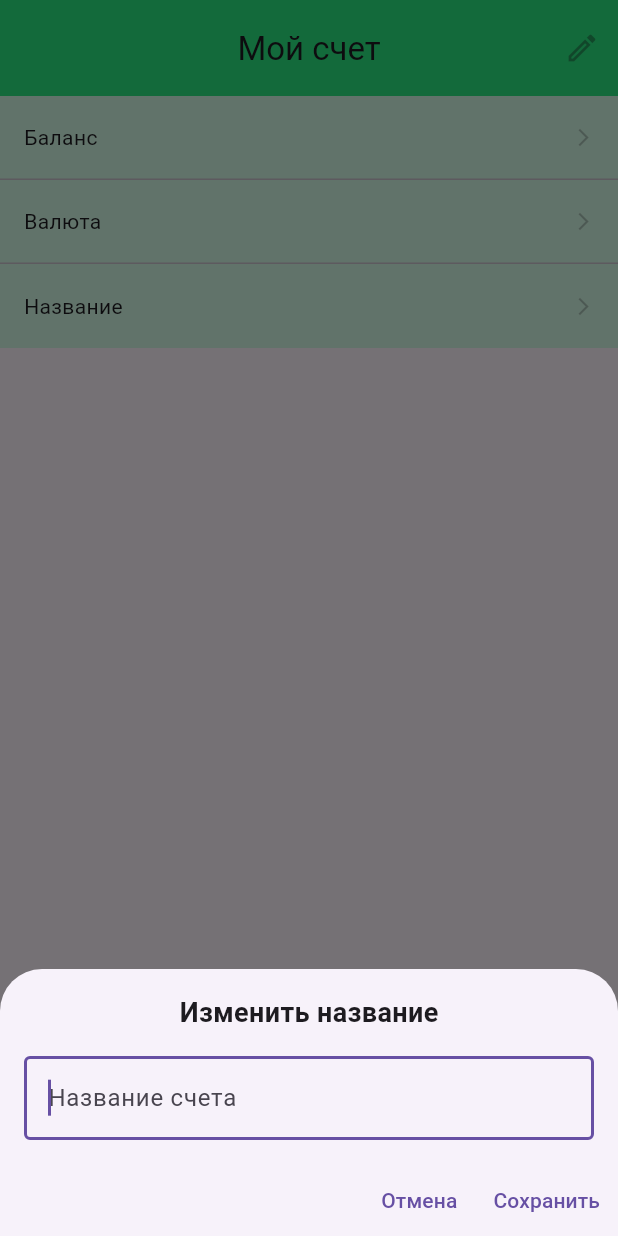
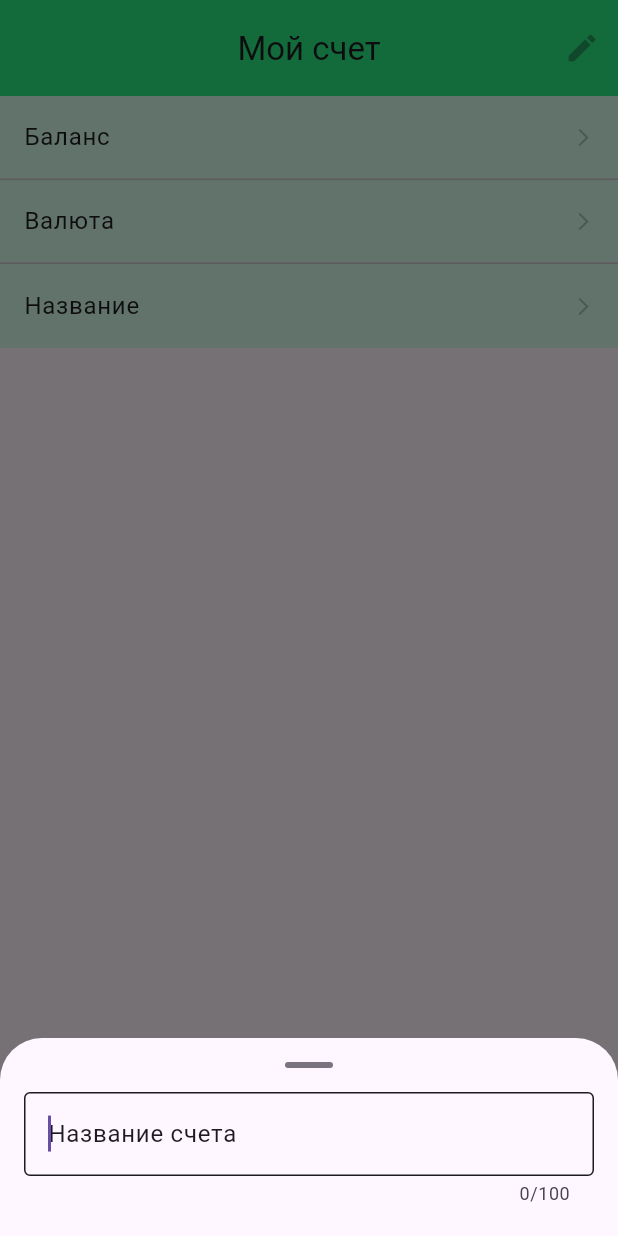
Before and after one commit to eln02/yandex_school_homework, a Flutter app: the _AccountSuccessScreen screen opened directly with empty values, after a tap on "Название", on a phone screen of 412 x 824 dp. Run offline on Flutter 3.47's test engine with Material 3 defaults, Android fonts, the phone set to English and light mode, and no system bars; our stand-ins replace dio, envied, equatable, flutter_bloc, flutter_svg, freezed_annotation and 5 more; missing offline and left inert: fuzzy, talker_dio_logger; accounts and stored records are empty; generated files the repository leaves out were written again; statements that could not run were skipped.

Commit message:
дизайн + дока

```diff
--- a/lib/app/theme/app_colors_scheme.dart
+++ b/lib/app/theme/app_colors_scheme.dart
@@ -36,4 +36,7 @@ extension AppColorsScheme on ColorScheme {
 
   Color get surfaceContainer =>
       _isLight ? const Color(0xFFECE6F0) : const Color(0xFFECE6F0);
+
+  Color get modalLine =>
+      _isLight ? const Color(0xFF79747E) : const Color(0xFF79747E);
 }
--- /dev/null
+++ b/lib/features/accounts/presentation/components/name_edit_bottom_sheet.dart
@@ -0,0 +1,60 @@
+import 'package:flutter/material.dart';
+import 'package:yandex_school_homework/app/app_context_ext.dart';
+import 'package:yandex_school_homework/app/theme/app_colors_scheme.dart';
+import 'package:yandex_school_homework/app/theme/texts_extension.dart';
+import 'package:yandex_school_homework/features/accounts/domain/entity/account_entity.dart';
+
+void showNameEditBottomSheet(BuildContext context, AccountEntity account) {
+  final controller = TextEditingController(text: account.name);
+
+  final inputBorder = OutlineInputBorder(
+    borderSide: BorderSide(color: context.colors.onSurfaceText),
+  );
+
+  showModalBottomSheet(
+    context: context,
+    isScrollControlled: true,
+    backgroundColor: context.colors.mainBackground,
+    builder: (context) {
+      return Padding(
+        padding: const EdgeInsets.symmetric(
+          horizontal: 16,
+        ).copyWith(bottom: 20),
+        child: Column(
+          mainAxisSize: MainAxisSize.min,
+          children: [
+            const SizedBox(height: 16),
+            Container(
+              width: 32,
+              height: 4,
+              decoration: BoxDecoration(
+                color: context.colors.modalLine,
+                borderRadius: BorderRadius.circular(32),
+              ),
+            ),
+            const SizedBox(height: 16),
+            TextField(
+              controller: controller,
+              style: context.texts.bodyLarge_.copyWith(
+                color: context.colors.onSurfaceText,
+              ),
+              maxLength: 100,
+              decoration: InputDecoration(
+                hintText: 'Название счета',
+                hintStyle: context.texts.bodyLarge_.copyWith(
+                  color: context.colors.onSurfaceText,
+                ),
+                border: inputBorder,
+                enabledBorder: inputBorder,
+                focusedBorder: inputBorder,
+                errorBorder: inputBorder,
+                focusedErrorBorder: inputBorder,
+              ),
+              autofocus: true,
+            ),
+          ],
+        ),
+      );
+    },
+  );
+}
--- a/lib/features/accounts/presentation/screens/account_screen.dart
+++ b/lib/features/accounts/presentation/screens/account_screen.dart
@@ -6,14 +6,18 @@ import 'package:flutter_bloc/flutter_bloc.dart';
 import 'package:sensors_plus/sensors_plus.dart';
 import 'package:yandex_school_homework/app/app_context_ext.dart';
 import 'package:yandex_school_homework/app/theme/app_colors_scheme.dart';
+import 'package:yandex_school_homework/app/theme/texts_extension.dart';
 import 'package:yandex_school_homework/features/accounts/domain/entity/account_entity.dart';
 import 'package:yandex_school_homework/features/accounts/domain/state/account_cubit.dart';
 import 'package:yandex_school_homework/features/accounts/domain/state/account_state.dart';
+import 'package:yandex_school_homework/features/accounts/presentation/components/currency_bottom_sheet.dart';
+import 'package:yandex_school_homework/features/accounts/presentation/components/name_edit_bottom_sheet.dart';
 import 'package:yandex_school_homework/features/accounts/presentation/components/shimmer_text.dart';
 import 'package:yandex_school_homework/features/common/ui/app_error_screen.dart';
 import 'package:yandex_school_homework/features/common/ui/custom_app_bar.dart';
 import 'package:yandex_school_homework/features/common/ui/parametres_bar_wrapper.dart';
 
+/// Экран счета
 class AccountScreen extends StatelessWidget {
   const AccountScreen({super.key});
 
@@ -36,6 +40,7 @@ class AccountScreen extends StatelessWidget {
   }
 }
 
+/// Экран счета после успешной загрузки
 class _AccountSuccessScreen extends StatefulWidget {
   const _AccountSuccessScreen({required this.account});
 
@@ -67,6 +72,7 @@ class _AccountSuccessScreenState extends State<_AccountSuccessScreen>
     _accelerometerSub = accelerometerEventStream().listen(_handleAccelerometer);
   }
 
+  /// Метод определения поворота экрана и тряски
   void _handleAccelerometer(AccelerometerEvent event) {
     final now = DateTime.now();
 
@@ -95,6 +101,7 @@ class _AccountSuccessScreenState extends State<_AccountSuccessScreen>
     }
   }
 
+  /// Метод переключения видисости баланса
   void _toggleBalanceVisibility() {
     setState(() => _isBalanceHidden = !_isBalanceHidden);
   }
@@ -111,13 +118,13 @@ class _AccountSuccessScreenState extends State<_AccountSuccessScreen>
     final balanceText = '${account.balance} ${account.currency}';
     final balanceTextWidget = Text(
       balanceText,
-      style: const TextStyle(fontSize: 18),
+      style: context.texts.bodyLarge_,
     );
 
     return Scaffold(
       appBar: const CustomAppBar(
         title: 'Мой счет',
-        icon: Icon(Icons.edit_outlined),
+        icon: Icon(Icons.edit_rounded),
       ),
       body: RefreshIndicator(
         onRefresh: () => context.read<AccountCubit>().fetchAccount(),
@@ -125,7 +132,7 @@ class _AccountSuccessScreenState extends State<_AccountSuccessScreen>
           children: [
             ParametersBarWrapper(
               children: [
-                const Text('Баланс'),
+                Text('Баланс', style: context.texts.bodyLarge_),
                 Row(
                   spacing: 22,
                   children: [
@@ -150,13 +157,13 @@ class _AccountSuccessScreenState extends State<_AccountSuccessScreen>
               ],
             ),
             ParametersBarWrapper(
-              onTap: () => _showCurrencyBottomSheet(context, account),
+              onTap: () => showCurrencyBottomSheet(context, account),
               children: [
-                const Text('Валюта'),
+                Text('Валюта', style: context.texts.bodyLarge_),
                 Row(
                   spacing: 22,
                   children: [
-                    Text(account.currency),
+                    Text(account.currency, style: context.texts.bodyLarge_),
                     Icon(
                       Icons.arrow_forward_ios,
                       size: 14,
@@ -167,14 +174,14 @@ class _AccountSuccessScreenState extends State<_AccountSuccessScreen>
               ],
             ),
             ParametersBarWrapper(
-              onTap: () => _showNameEditBottomSheet(context, account),
+              onTap: () => showNameEditBottomSheet(context, account),
               isLast: true,
               children: [
-                const Text('Название'),
+                Text('Название', style: context.texts.bodyLarge_),
                 Row(
                   spacing: 22,
                   children: [
-                    Text(account.name),
+                    Text(account.name, style: context.texts.bodyLarge_),
                     Icon(
                       Icons.arrow_forward_ios,
                       size: 14,
@@ -190,106 +197,3 @@ class _AccountSuccessScreenState extends State<_AccountSuccessScreen>
     );
   }
 }
-
-enum Currency {
-  rub('RUB', 'Рубль'),
-  usd('USD', 'Доллар'),
-  eur('EUR', 'Евро');
-
-  final String code;
-  final String name;
-
-  const Currency(this.code, this.name);
-}
-
-void _showCurrencyBottomSheet(BuildContext context, AccountEntity account) {
-  showModalBottomSheet(
-    context: context,
-    builder: (context) {
-      return SafeArea(
-        child: Column(
-          mainAxisSize: MainAxisSize.min,
-          children: [
-            const SizedBox(height: 16),
-            const Text(
-              'Выберите валюту',
-              style: TextStyle(fontSize: 18, fontWeight: FontWeight.bold),
-            ),
-            const SizedBox(height: 16),
-            ...Currency.values.map((currency) {
-              return ListTile(
-                title: Text(currency.name),
-                trailing: account.currency == currency.code
-                    ? Icon(Icons.check, color: Theme.of(context).primaryColor)
-                    : null,
-                onTap: () {
-                  Navigator.pop(context);
-                  context.read<AccountCubit>().updateAccount(
-                    currency: currency.code,
-                  );
-                },
-              );
-            }),
-            const SizedBox(height: 16),
-          ],
-        ),
-      );
-    },
-  );
-}
-
-void _showNameEditBottomSheet(BuildContext context, AccountEntity account) {
-  final controller = TextEditingController(text: account.name);
-
-  showModalBottomSheet(
-    context: context,
-    isScrollControlled: true,
-    builder: (context) {
-      return Padding(
-        padding: EdgeInsets.only(
-          bottom: MediaQuery.of(context).viewInsets.bottom,
-        ),
-        child: Column(
-          mainAxisSize: MainAxisSize.min,
-          children: [
-            const SizedBox(height: 16),
-            const Text(
-              'Изменить название',
-              style: TextStyle(fontSize: 18, fontWeight: FontWeight.bold),
-            ),
-            Padding(
-              padding: const EdgeInsets.all(16),
-              child: TextField(
-                controller: controller,
-                decoration: const InputDecoration(
-                  hintText: 'Название счета',
-                  border: OutlineInputBorder(),
-                ),
-                autofocus: true,
-              ),
-            ),
-            Row(
-              mainAxisAlignment: MainAxisAlignment.end,
-              children: [
-                TextButton(
-                  onPressed: () => Navigator.pop(context),
-                  child: const Text('Отмена'),
-                ),
-                TextButton(
-                  onPressed: () {
-                    final newName = controller.text.trim();
-                    if (newName.isNotEmpty && newName != account.name) {
-                      Navigator.pop(context);
-                      context.read<AccountCubit>().updateAccount(name: newName);
-                    }
-                  },
-                  child: const Text('Сохранить'),
-                ),
-              ],
-            ),
-          ],
-        ),
-      );
-    },
-  );
-}
--- a/lib/features/categories/presentation/screens/categories_screen.dart
+++ b/lib/features/categories/presentation/screens/categories_screen.dart
@@ -2,6 +2,7 @@ import 'package:flutter/material.dart';
 import 'package:flutter_bloc/flutter_bloc.dart';
 import 'package:go_router/go_router.dart';
 import 'package:yandex_school_homework/app/app_context_ext.dart';
+import 'package:yandex_school_homework/app/theme/texts_extension.dart';
 import 'package:yandex_school_homework/features/categories/domain/entity/category_entity.dart';
 import 'package:yandex_school_homework/features/categories/domain/state/categories_cubit.dart';
 import 'package:yandex_school_homework/features/categories/domain/state/categories_state.dart';
@@ -74,7 +75,10 @@ class _CategoriesSuccessScreen extends StatelessWidget {
           ParametersBarWrapper(
             color: context.colors.surfaceContainer,
             onTap: () => context.pushNamed(AppRouter.searchCategories),
-            children: const [Text('Найти статью'), Icon(Icons.search)],
+            children: [
+              Text('Найти статью', style: context.texts.bodyLarge_),
+              const Icon(Icons.search),
+            ],
           ),
         ],
       ),
--- a/lib/features/transactions/domain/state/sorting_enum.dart
+++ b/lib/features/transactions/domain/state/sorting_enum.dart
@@ -1,6 +1,5 @@
 /// Перечесление вариантов сортировок
 enum SortingType {
-  none,
   dateNewestFirst,
   dateOldestFirst,
   amountHighToLow,
@@ -15,7 +14,6 @@ extension SortingTypeExtension on SortingType {
       SortingType.dateOldestFirst => 'По дате (сначала старые)',
       SortingType.amountHighToLow => 'По сумме (по убыванию)',
       SortingType.amountLowToHigh => 'По сумме (по возрастанию)',
-      SortingType.none => 'Без сортировки',
     };
   }
 }
--- /dev/null
+++ b/lib/features/transactions/domain/state/transaction_operation/transaction_operation_state.dart
@@ -0,0 +1,45 @@
+import 'package:equatable/equatable.dart';
+import 'package:yandex_school_homework/features/transactions/domain/entity/transaction_response_entity.dart';
+
+/// Состояние транзакции
+sealed class TransactionOperationState extends Equatable {
+  const TransactionOperationState();
+
+  @override
+  List<Object?> get props => [];
+}
+
+/// Начальное состояние транзакции
+class TransactionOperationInitialState extends TransactionOperationState {
+  const TransactionOperationInitialState();
+}
+
+/// Состояние загрузки отправки транзакции
+class TransactionOperationLoadingState extends TransactionOperationState {
+  const TransactionOperationLoadingState();
+}
+
+/// Состояние после успешной отправки транзакции
+class TransactionOperationSuccessState extends TransactionOperationState {
+  final TransactionResponseEntity transaction;
+
+  /// транзакция
+  const TransactionOperationSuccessState({required this.transaction});
+
+  @override
+  List<Object?> get props => [transaction];
+}
+
+/// Состояние ошибки отправки транзакции
+class TransactionOperationFailure extends TransactionOperationState {
+  final dynamic error;
+  final StackTrace stackTrace;
+
+  const TransactionOperationFailure({
+    required this.error,
+    required this.stackTrace,
+  });
+
+  @override
+  List<Object?> get props => [error, stackTrace];
+}
--- a/lib/features/transactions/domain/state/transaction_operation/transacton_operation_cubit.dart
+++ b/lib/features/transactions/domain/state/transaction_operation/transacton_operation_cubit.dart
@@ -1,53 +1,24 @@
 import 'package:flutter_bloc/flutter_bloc.dart';
 import 'package:yandex_school_homework/features/transactions/domain/entity/transaction_request_entity.dart';
-import 'package:yandex_school_homework/features/transactions/domain/entity/transaction_response_entity.dart';
 import 'package:yandex_school_homework/features/transactions/domain/repository/i_transactions_repository.dart';
+import 'package:yandex_school_homework/features/transactions/domain/state/transaction_operation/transaction_operation_state.dart';
 
+/// Кубит для создания транзакции
 class TransactionOperationCubit extends Cubit<TransactionOperationState> {
   final ITransactionsRepository repository;
 
   TransactionOperationCubit(this.repository)
-    : super(const TransactionOperationInitial());
+    : super(const TransactionOperationInitialState());
 
+  /// Метод создания ттранзакции
   Future<void> createTransaction(TransactionRequestEntity request) async {
-    emit(const TransactionOperationInProgress());
+    emit(const TransactionOperationLoadingState());
 
     try {
       final newTransaction = await repository.createTransaction(request);
-      emit(TransactionOperationSuccess(transaction: newTransaction));
+      emit(TransactionOperationSuccessState(transaction: newTransaction));
     } catch (error, stackTrace) {
-      print('ошибка');
-      print(error.toString());
       emit(TransactionOperationFailure(error: error, stackTrace: stackTrace));
     }
   }
 }
-
-// transaction_operation_state.dart
-sealed class TransactionOperationState {
-  const TransactionOperationState();
-}
-
-class TransactionOperationInitial extends TransactionOperationState {
-  const TransactionOperationInitial();
-}
-
-class TransactionOperationInProgress extends TransactionOperationState {
-  const TransactionOperationInProgress();
-}
-
-class TransactionOperationSuccess extends TransactionOperationState {
-  final TransactionResponseEntity transaction;
-
-  const TransactionOperationSuccess({required this.transaction});
-}
-
-class TransactionOperationFailure extends TransactionOperationState {
-  final dynamic error;
-  final StackTrace stackTrace;
-
-  const TransactionOperationFailure({
-    required this.error,
-    required this.stackTrace,
-  });
-}
--- a/lib/features/transactions/domain/state/transactions_cubit.dart
+++ b/lib/features/transactions/domain/state/transactions_cubit.dart
@@ -35,6 +35,8 @@ class TransactionsCubit extends Cubit<TransactionsState> {
     }
   }
 
+  /// Добавление новой транзакции
+  /// (чтобы не перезагружать весь список после создания новой транзакции)
   void addNewTransaction(TransactionResponseEntity transaction) {
     if (state is TransactionsLoadedState) {
       final currentState = state as TransactionsLoadedState;
--- a/lib/features/transactions/domain/state/transactions_state.dart
+++ b/lib/features/transactions/domain/state/transactions_state.dart
@@ -69,8 +69,6 @@ final class TransactionsLoadedState extends TransactionsState {
         return [...txs]..sort((a, b) => b.amount.compareTo(a.amount));
       case SortingType.amountLowToHigh:
         return [...txs]..sort((a, b) => a.amount.compareTo(b.amount));
-      case SortingType.none:
-        return txs;
     }
   }
 
--- a/lib/features/transactions/presentation/screens/transactions_analysis_screen.dart
+++ b/lib/features/transactions/presentation/screens/transactions_analysis_screen.dart
@@ -187,10 +187,7 @@ class _TransactionsAnalysisSuccessScreen extends StatelessWidget {
                 isIncome
                     ? AppRouter.categoryTransactionsFromIncomes
                     : AppRouter.categoryTransactionsFromExpenses,
-                extra: {
-                  'category': category,
-                  'transactions': category.transactions,
-                },
+                extra: {'category': category},
               );
             },
             child: Container(
--- a/lib/features/transactions/presentation/screens/transactions_screen.dart
+++ b/lib/features/transactions/presentation/screens/transactions_screen.dart
@@ -10,6 +10,7 @@ import 'package:yandex_school_homework/features/common/ui/app_error_screen.dart'
 import 'package:yandex_school_homework/features/common/ui/custom_app_bar.dart';
 import 'package:yandex_school_homework/features/transactions/domain/entity/transaction_request_entity.dart';
 import 'package:yandex_school_homework/features/transactions/domain/state/sorting_enum.dart';
+import 'package:yandex_school_homework/features/transactions/domain/state/transaction_operation/transaction_operation_state.dart';
 import 'package:yandex_school_homework/features/transactions/domain/state/transaction_operation/transacton_operation_cubit.dart';
 import 'package:yandex_school_homework/features/transactions/domain/state/transactions_cubit.dart';
 import 'package:yandex_school_homework/features/transactions/domain/state/transactions_state.dart';
@@ -94,6 +95,8 @@ class _TransactionsSuccessScreen extends StatelessWidget {
   final TransactionsLoadedState state;
   final Future<void> Function() onRefresh;
 
+  /// Временный метод для создания сгенерированной
+  // TODO: заменить на переход на экран создания транзакции
   void _addTransaction(BuildContext context) async {
     final transaction = TransactionRequestEntity(
       accountId: 140,
@@ -111,7 +114,7 @@ class _TransactionsSuccessScreen extends StatelessWidget {
   Widget build(BuildContext context) {
     return BlocListener<TransactionOperationCubit, TransactionOperationState>(
       listener: (context, state) {
-        if (state is TransactionOperationSuccess) {
+        if (state is TransactionOperationSuccessState) {
           if (isIncome == state.transaction.category.isIncome) {
             context.read<TransactionsCubit>().addNewTransaction(
               state.transaction,
```
Also changed, not shown: lib/di/di_repositories.dart (+7 -3 lines), lib/features/accounts/presentation/components/currency_bottom_sheet.dart (added, +75 -0 lines), lib/features/categories/presentation/screens/search_categories_screen.dart (+9 -1 lines), lib/features/transactions/domain/entity/category_analysis_entity.dart (+9 -0 lines), lib/features/transactions/domain/state/analysis_extension.dart (+5 -2 lines), lib/features/transactions/presentation/screens/transactions_by_category_screen.dart (+3 -8 lines), lib/router/app_router.dart (+0 -9 lines).
